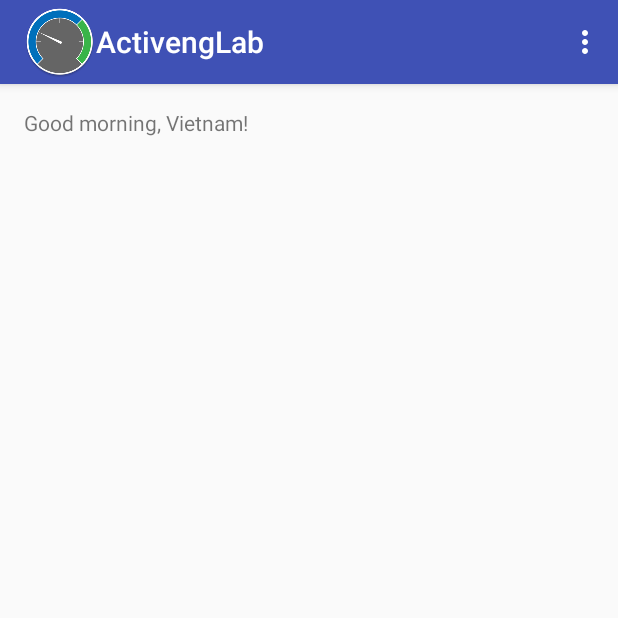
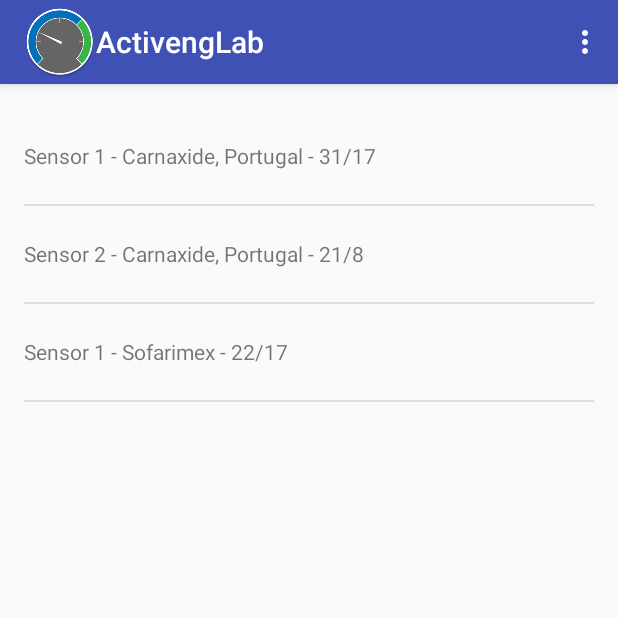
Before and after one commit to jgrocha/ActivengLab, an Android app: the screen it shows after launch (MainActivity), on a phone screen of 412 x 824 dp, the top half of it. Run offline under Robolectric (Android 15) with nearby library versions, the phone set to English and light mode, and no system bars.

Commit message:
Initial activity flow with MainActivity and DetailActivity

```diff
--- a/app/src/main/java/activeng/pt/activenglab/MainActivityFragment.java
+++ b/app/src/main/java/activeng/pt/activenglab/MainActivityFragment.java
@@ -1,15 +1,26 @@
 package activeng.pt.activenglab;
 
+import android.content.Intent;
 import android.os.Bundle;
 import android.support.v4.app.Fragment;
 import android.view.LayoutInflater;
 import android.view.View;
 import android.view.ViewGroup;
+import android.widget.AdapterView;
+import android.widget.ArrayAdapter;
+import android.widget.ListView;
+import android.widget.Toast;
+
+import java.util.ArrayList;
+import java.util.Arrays;
+import java.util.List;
 
 /**
  * A placeholder fragment containing a simple view.
  */
 public class MainActivityFragment extends Fragment {
+
+    ArrayAdapter<String> mForecastAdapter;
 
     public MainActivityFragment() {
     }
@@ -17,6 +28,44 @@ public class MainActivityFragment extends Fragment {
     @Override
     public View onCreateView(LayoutInflater inflater, ViewGroup container,
                              Bundle savedInstanceState) {
-        return inflater.inflate(R.layout.fragment_main, container, false);
+
+        // Create some dummy data for the ListView.  Here's a sample weekly forecast
+        String[] data = {
+                "Sensor 1 - Carnaxide, Portugal - 31/17",
+                "Sensor 2 - Carnaxide, Portugal - 21/8",
+                "Sensor 1 - Sofarimex - 22/17"
+        };
+        List<String> weekForecast = new ArrayList<String>(Arrays.asList(data));
+
+
+        // Now that we have some dummy forecast data, create an ArrayAdapter.
+        // The ArrayAdapter will take data from a source (like our dummy forecast) and
+        // use it to populate the ListView it's attached to.
+        mForecastAdapter =
+                new ArrayAdapter<String>(
+                        getActivity(), // The current context (this activity)
+                        R.layout.list_item_forecast, // The name of the layout ID.
+                        R.id.list_item_forecast_textview, // The ID of the textview to populate.
+                        weekForecast);
+
+        View rootView = inflater.inflate(R.layout.fragment_main, container, false);
+
+        // Get a reference to the ListView, and attach this adapter to it.
+        ListView listView = (ListView) rootView.findViewById(R.id.listview_forecast);
+        listView.setAdapter(mForecastAdapter);
+
+        listView.setOnItemClickListener(new AdapterView.OnItemClickListener() {
+
+            @Override
+            public void onItemClick(AdapterView<?> adapterView, View view, int position, long l) {
+                String forecast = mForecastAdapter.getItem(position);
+                //Toast.makeText(getActivity(), forecast, Toast.LENGTH_SHORT).show();
+                Intent intent = new Intent(getActivity(), DetailActivity.class)
+                        .putExtra(Intent.EXTRA_TEXT, forecast);
+                startActivity(intent);
+            }
+        });
+
+        return rootView;
     }
 }
--- a/app/src/main/res/layout/fragment_main.xml
+++ b/app/src/main/res/layout/fragment_main.xml
@@ -1,15 +1,17 @@
-<RelativeLayout xmlns:android="http://schemas.android.com/apk/res/android"
+<FrameLayout xmlns:android="http://schemas.android.com/apk/res/android"
              xmlns:tools="http://schemas.android.com/tools"
              android:layout_width="match_parent"
              android:layout_height="match_parent"
              android:paddingLeft="@dimen/activity_horizontal_margin"
+
              android:paddingRight="@dimen/activity_horizontal_margin"
              android:paddingTop="@dimen/activity_vertical_margin"
              android:paddingBottom="@dimen/activity_vertical_margin"
-                tools:showIn="@layout/activity_main"
-                tools:context="activeng.pt.activenglab.MainActivityFragment">
+             tools:context=".MainActivity$PlaceholderFragment">
 
-    <TextView android:text="@string/hello_world" android:layout_width="wrap_content"
-              android:layout_height="wrap_content" />
+    <ListView
+        android:id="@+id/listview_forecast"
+        android:layout_width="match_parent"
+        android:layout_height="match_parent" />
 
-</RelativeLayout>
+</FrameLayout>
--- /dev/null
+++ b/app/src/main/res/layout/list_item_forecast.xml
@@ -0,0 +1,8 @@
+<?xml version="1.0" encoding="utf-8"?>
+
+<TextView xmlns:android="http://schemas.android.com/apk/res/android"
+    android:layout_width="match_parent"
+    android:layout_height="wrap_content"
+    android:minHeight="?android:attr/listPreferredItemHeight"
+    android:gravity="center_vertical"
+    android:id="@+id/list_item_forecast_textview" />
--- a/app/src/main/res/values/strings.xml
+++ b/app/src/main/res/values/strings.xml
@@ -3,7 +3,7 @@
     <string name="action_settings">Settings</string>
     <string name="title_activity_settings">Settings</string>
 
-    <string name="hello_world">Good morning, Vietnam!</string>
+    <string name="hello_world">Waiting sensor data...</string>
 
     <!-- Strings related to Settings -->
 
@@ -68,4 +68,5 @@
 
     <string name="pref_title_vibrate">Vibrate</string>
     <string name="title_activity_main2">Main2Activity</string>
+    <string name="title_activity_detail">DetailActivity</string>
 </resources>
```
Also changed, not shown: app/src/main/AndroidManifest.xml (+9 -0 lines), app/src/main/java/activeng/pt/activenglab/DetailActivity.java (added, +34 -0 lines), app/src/main/java/activeng/pt/activenglab/DetailActivityFragment.java (added, +35 -0 lines), app/src/main/res/layout/activity_detail.xml (added, +37 -0 lines), app/src/main/res/layout/content_detail.xml (added, +9 -0 lines), app/src/main/res/layout/fragment_detail.xml (added, +16 -0 lines), app/src/main/res/menu/menu_detail.xml (added, +9 -0 lines), 1 other file. Lines whose indentation alone changed are shown as unchanged.
